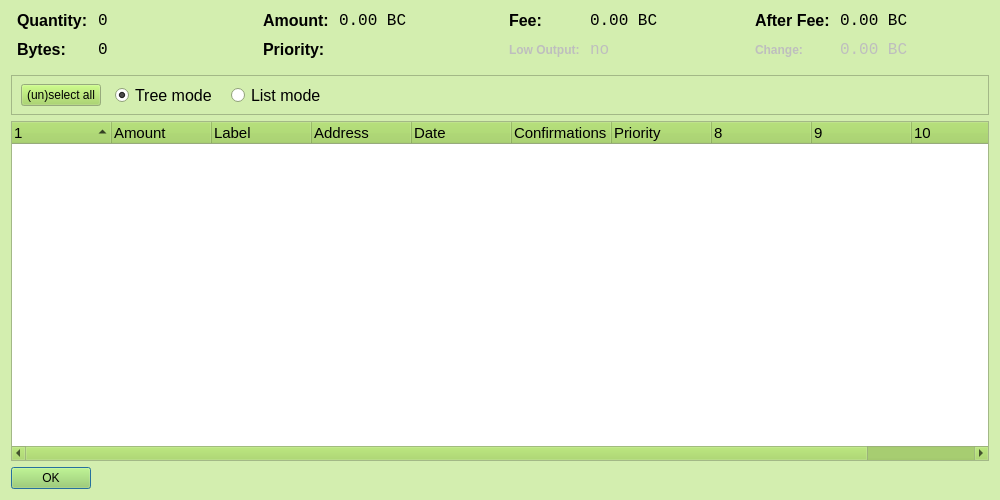
Old version of the form src/qt/forms/beancontroldialog.ui in the repository teambean/BeanCash.
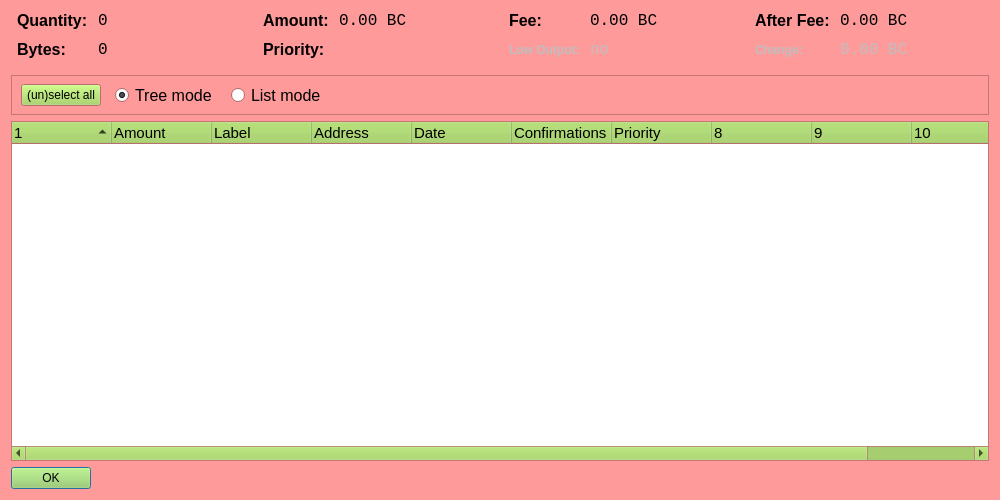
New version of the form. Icons and pictures are not drawn. Custom widgets are drawn as their Qt base class.

Diff of the .ui file:
```diff
--- a/src/qt/forms/beancontroldialog.ui
+++ b/src/qt/forms/beancontroldialog.ui
@@ -34,9 +34,9 @@
      <colorrole role="Window">
       <brush brushstyle="SolidPattern">
        <color alpha="255">
-        <red>211</red>
-        <green>238</green>
-        <blue>175</blue>
+        <red>255</red>
+        <green>154</green>
+        <blue>154</blue>
        </color>
       </brush>
      </colorrole>
@@ -81,9 +81,9 @@
      <colorrole role="Window">
       <brush brushstyle="SolidPattern">
        <color alpha="255">
-        <red>211</red>
-        <green>238</green>
-        <blue>175</blue>
+        <red>255</red>
+        <green>154</green>
+        <blue>154</blue>
        </color>
       </brush>
      </colorrole>
@@ -119,18 +119,18 @@
      <colorrole role="Base">
       <brush brushstyle="SolidPattern">
        <color alpha="255">
-        <red>211</red>
-        <green>238</green>
-        <blue>175</blue>
+        <red>255</red>
+        <green>154</green>
+        <blue>154</blue>
        </color>
       </brush>
      </colorrole>
      <colorrole role="Window">
       <brush brushstyle="SolidPattern">
        <color alpha="255">
-        <red>211</red>
-        <green>238</green>
-        <blue>175</blue>
+        <red>255</red>
+        <green>154</green>
+        <blue>154</blue>
        </color>
       </brush>
      </colorrole>
```
